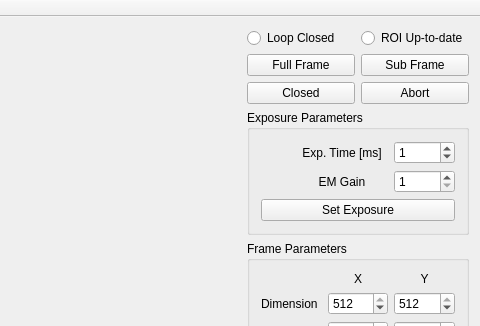
Old version of the form src/fttMainWindow.ui in the repository tmccrack/cameraLibrary; both pictures show x 282 to 762 and y 0 to 326 of the 762 by 873 pixel window.
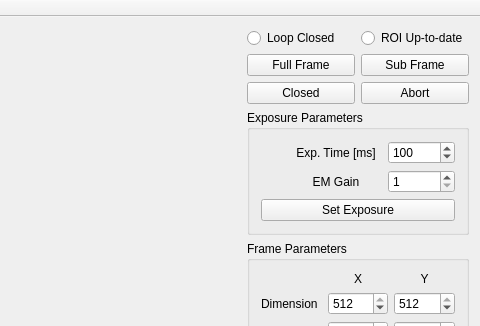
New version of the form.

The edit to the form file:
```diff
--- a/src/fttMainWindow.ui
+++ b/src/fttMainWindow.ui
@@ -194,13 +194,13 @@
             <string>&lt;html&gt;&lt;head/&gt;&lt;body&gt;&lt;p&gt;Integration time in milliseconds. Value will update with actual time.&lt;/p&gt;&lt;/body&gt;&lt;/html&gt;</string>
            </property>
            <property name="maximum">
-            <number>10000</number>
+            <number>100000</number>
            </property>
            <property name="singleStep">
             <number>1</number>
            </property>
            <property name="value">
-            <number>1</number>
+            <number>100</number>
            </property>
           </widget>
          </item>
```
